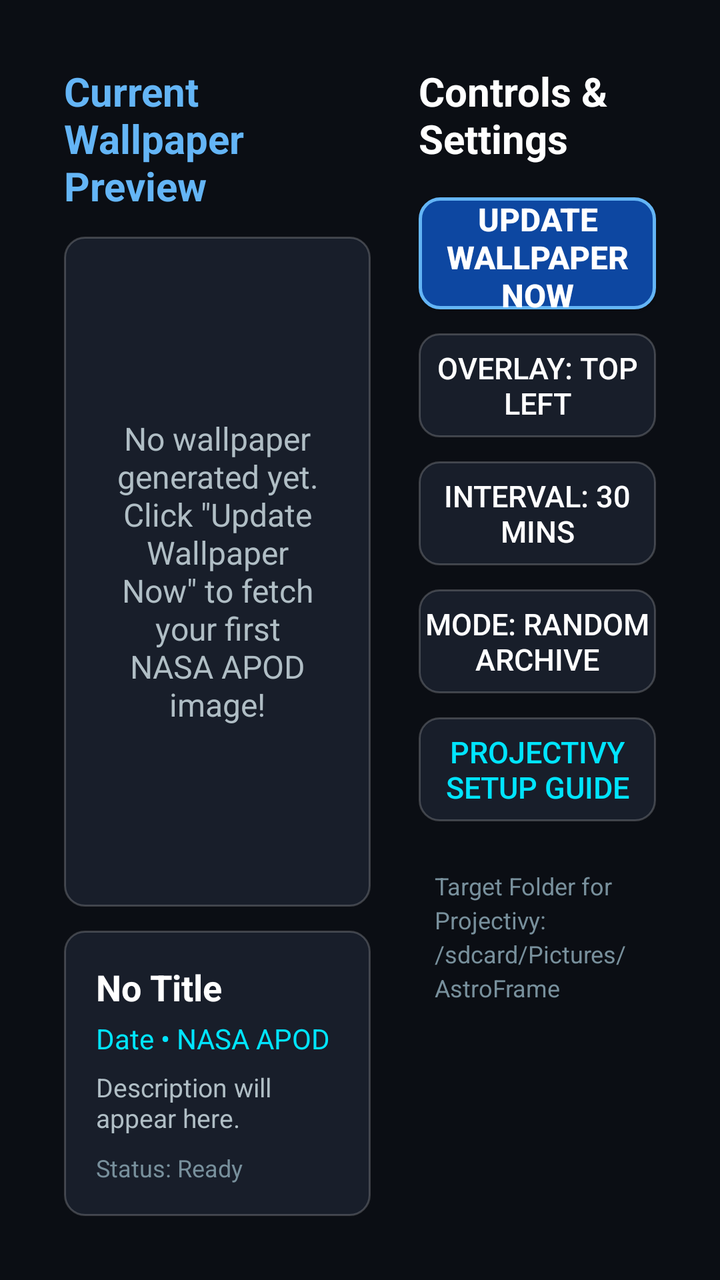
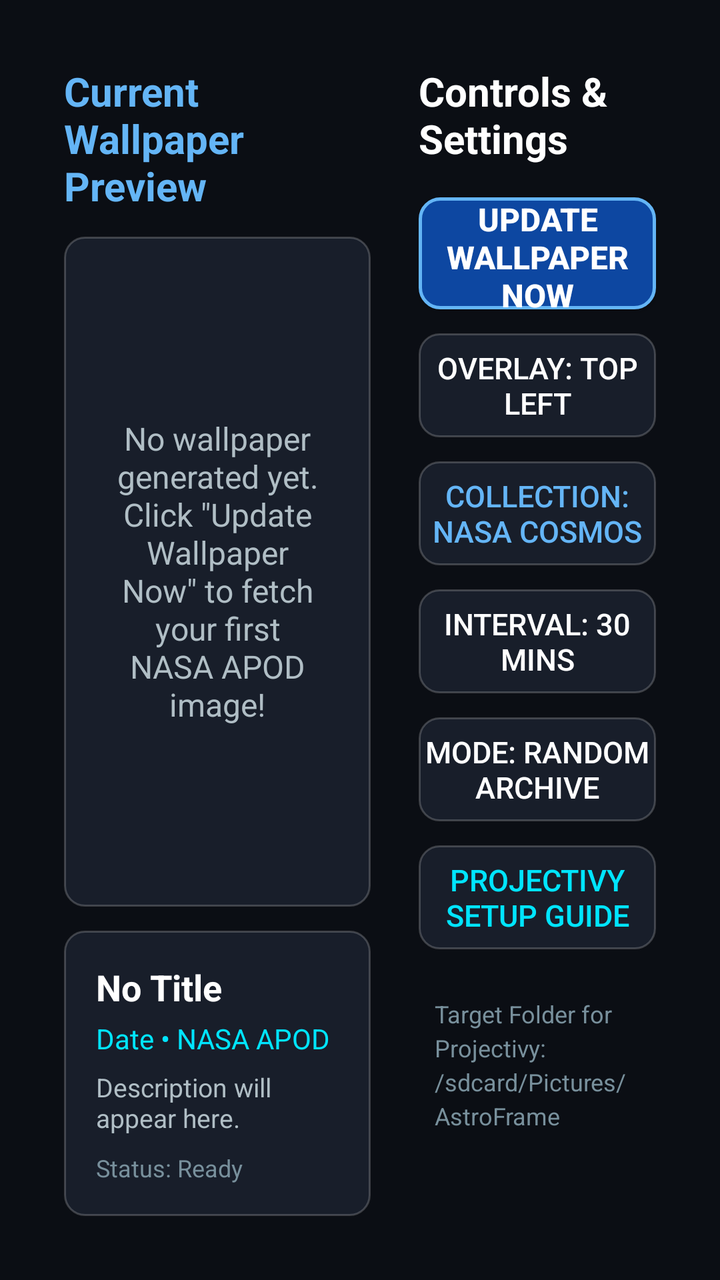

Before-and-after screenshots of an Android layout around one commit, followed by the original layout XML and the change that was made.
<!-- AndroidManifest.xml: activity theme Theme.AstroFrame -->
<!-- res/layout/activity_main.xml -->
<?xml version="1.0" encoding="utf-8"?>
<LinearLayout xmlns:android="http://schemas.android.com/apk/res/android"
    android:layout_width="match_parent"
    android:layout_height="match_parent"
    android:orientation="horizontal"
    android:padding="32dp"
    android:background="@color/bg_dark">

    
    <LinearLayout
        android:layout_width="0dp"
        android:layout_height="match_parent"
        android:layout_weight="6"
        android:orientation="vertical"
        android:paddingEnd="24dp">

        <TextView
            android:layout_width="wrap_content"
            android:layout_height="wrap_content"
            android:text="@string/title_preview"
            android:textSize="20sp"
            android:textStyle="bold"
            android:textColor="@color/accent_blue"
            android:layout_marginBottom="12dp" />

        
        <FrameLayout
            android:layout_width="match_parent"
            android:layout_height="0dp"
            android:layout_weight="1"
            android:background="@drawable/tv_button_bg">

            <ImageView
                android:id="@+id/imgPreview"
                android:layout_width="match_parent"
                android:layout_height="match_parent"
                android:scaleType="centerCrop"
                android:contentDescription="@string/title_preview" />

            <TextView
                android:id="@+id/tvEmptyState"
                android:layout_width="match_parent"
                android:layout_height="match_parent"
                android:gravity="center"
                android:padding="24dp"
                android:textColor="@color/text_secondary"
                android:textSize="16sp"
                android:text="@string/no_wallpaper_yet" />

            <ProgressBar
                android:id="@+id/progressBar"
                android:layout_width="48dp"
                android:layout_height="48dp"
                android:layout_gravity="center"
                android:visibility="gone" />
        </FrameLayout>

        
        <LinearLayout
            android:layout_width="match_parent"
            android:layout_height="wrap_content"
            android:orientation="vertical"
            android:background="@drawable/tv_button_bg"
            android:padding="16dp"
            android:layout_marginTop="12dp">

            <TextView
                android:id="@+id/tvCurrentTitle"
                android:layout_width="match_parent"
                android:layout_height="wrap_content"
                android:text="No Title"
                android:textColor="@color/text_primary"
                android:textSize="18sp"
                android:textStyle="bold"
                android:maxLines="1"
                android:ellipsize="end" />

            <TextView
                android:id="@+id/tvCurrentDateCredit"
                android:layout_width="match_parent"
                android:layout_height="wrap_content"
                android:text="Date • NASA APOD"
                android:textColor="@color/accent_cyan"
                android:textSize="14sp"
                android:layout_marginTop="4dp" />

            <TextView
                android:id="@+id/tvCurrentExplanation"
                android:layout_width="match_parent"
                android:layout_height="wrap_content"
                android:text="Description will appear here."
                android:textColor="@color/text_secondary"
                android:textSize="13sp"
                android:maxLines="2"
                android:ellipsize="end"
                android:layout_marginTop="6dp" />

            <TextView
                android:id="@+id/tvStatus"
                android:layout_width="match_parent"
                android:layout_height="wrap_content"
                android:text="Status: Ready"
                android:textColor="@color/text_tertiary"
                android:textSize="12sp"
                android:layout_marginTop="8dp" />
        </LinearLayout>

    </LinearLayout>

    
    <ScrollView
        android:layout_width="0dp"
        android:layout_height="match_parent"
        android:layout_weight="4"
        android:fillViewport="true">

        <LinearLayout
            android:layout_width="match_parent"
            android:layout_height="wrap_content"
            android:orientation="vertical">

            <TextView
                android:layout_width="wrap_content"
                android:layout_height="wrap_content"
                android:text="Controls &amp; Settings"
                android:textSize="20sp"
                android:textStyle="bold"
                android:textColor="@color/text_primary"
                android:layout_marginBottom="16dp" />

            
            <Button
                android:id="@+id/btnRefreshNow"
                android:layout_width="match_parent"
                android:layout_height="56dp"
                android:text="@string/btn_refresh"
                android:background="@drawable/tv_button_primary_bg"
                android:textColor="@color/text_primary"
                android:textSize="16sp"
                android:textStyle="bold"
                android:focusable="true"
                android:clickable="true"
                android:layout_marginBottom="12dp" />

            
            <Button
                android:id="@+id/btnOverlayPos"
                android:layout_width="match_parent"
                android:layout_height="52dp"
                android:text="Overlay: Top Left"
                android:background="@drawable/tv_button_bg"
                android:textColor="@color/text_primary"
                android:textSize="15sp"
                android:focusable="true"
                android:clickable="true"
                android:layout_marginBottom="12dp" />

            
            <Button
                android:id="@+id/btnInterval"
                android:layout_width="match_parent"
                android:layout_height="52dp"
                android:text="Interval: 30 Mins"
                android:background="@drawable/tv_button_bg"
                android:textColor="@color/text_primary"
                android:textSize="15sp"
                android:focusable="true"
                android:clickable="true"
                android:layout_marginBottom="12dp" />

            
            <Button
                android:id="@+id/btnMode"
                android:layout_width="match_parent"
                android:layout_height="52dp"
                android:text="Mode: Random Archive"
                android:background="@drawable/tv_button_bg"
                android:textColor="@color/text_primary"
                android:textSize="15sp"
                android:focusable="true"
                android:clickable="true"
                android:layout_marginBottom="12dp" />

            
            <Button
                android:id="@+id/btnSetupGuide"
                android:layout_width="match_parent"
                android:layout_height="52dp"
                android:text="@string/btn_setup_guide"
                android:background="@drawable/tv_button_bg"
                android:textColor="@color/accent_cyan"
                android:textSize="15sp"
                android:focusable="true"
                android:clickable="true"
                android:layout_marginBottom="16dp" />

            
            <TextView
                android:layout_width="match_parent"
                android:layout_height="wrap_content"
                android:text="Target Folder for Projectivy:\n/sdcard/Pictures/AstroFrame"
                android:textColor="@color/text_tertiary"
                android:textSize="12sp"
                android:lineSpacingExtra="3dp"
                android:padding="8dp" />

        </LinearLayout>
    </ScrollView>

</LinearLayout>
<!-- resources referenced by this layout -->
<resources>
  <color name="accent_blue">#64B5F6</color>
  <color name="accent_cyan">#00E5FF</color>
  <color name="bg_dark">#0B0E14</color>
  <color name="text_primary">#FFFFFF</color>
  <color name="text_secondary">#B0BEC5</color>
  <color name="text_tertiary">#78909C</color>
  <!-- drawable tv_button_bg (drawable) -->
  <?xml version="1.0" encoding="utf-8"?>
  <selector xmlns:android="http://schemas.android.com/apk/res/android">
      <item android:state_focused="true">
          <shape android:shape="rectangle">
              <solid android:color="@color/card_focused" />
              <stroke android:width="2.5dp" android:color="@color/border_focused" />
              <corners android:radius="10dp" />
          </shape>
      </item>
      <item>
          <shape android:shape="rectangle">
              <solid android:color="@color/card_bg" />
              <stroke android:width="1dp" android:color="#33FFFFFF" />
              <corners android:radius="10dp" />
          </shape>
      </item>
  </selector>
  <!-- drawable tv_button_primary_bg (drawable) -->
  <?xml version="1.0" encoding="utf-8"?>
  <selector xmlns:android="http://schemas.android.com/apk/res/android">
      <item android:state_focused="true">
          <shape android:shape="rectangle">
              <solid android:color="#1976D2" />
              <stroke android:width="3dp" android:color="#FFFFFF" />
              <corners android:radius="10dp" />
          </shape>
      </item>
      <item>
          <shape android:shape="rectangle">
              <solid android:color="#0D47A1" />
              <stroke android:width="1.5dp" android:color="@color/accent_blue" />
              <corners android:radius="10dp" />
          </shape>
      </item>
  </selector>
  <string name="btn_refresh">Update Wallpaper Now</string>
  <string name="btn_setup_guide">Projectivy Setup Guide</string>
  <string name="no_wallpaper_yet">No wallpaper generated yet. Click \"Update Wallpaper Now\" to fetch your first NASA APOD image!</string>
  <string name="title_preview">Current Wallpaper Preview</string>
  <style name="Theme.AstroFrame" parent="Theme.AppCompat.NoActionBar">
          <item name="android:windowBackground">@color/bg_dark</item>
          <item name="android:colorPrimary">@color/accent_blue</item>
          <item name="android:colorAccent">@color/accent_cyan</item>
          <item name="android:textColorPrimary">@color/text_primary</item>
          <item name="android:textColorSecondary">@color/text_secondary</item>
      </style>
  <color name="card_focused">#2A354A</color>
  <color name="border_focused">#64B5F6</color>
  <color name="card_bg">#181E2A</color>
</resources>

<!-- the commit's change to res/layout/activity_main.xml (unified diff, before → after) -->
@@ -157,6 +157,19 @@
 
             
             <Button
+                android:id="@+id/btnArtSource"
+                android:layout_width="match_parent"
+                android:layout_height="52dp"
+                android:text="Collection: NASA Cosmos"
+                android:background="@drawable/tv_button_bg"
+                android:textColor="@color/accent_blue"
+                android:textSize="15sp"
+                android:focusable="true"
+                android:clickable="true"
+                android:layout_marginBottom="12dp" />
+
+            
+            <Button
                 android:id="@+id/btnInterval"
                 android:layout_width="match_parent"
                 android:layout_height="52dp"
